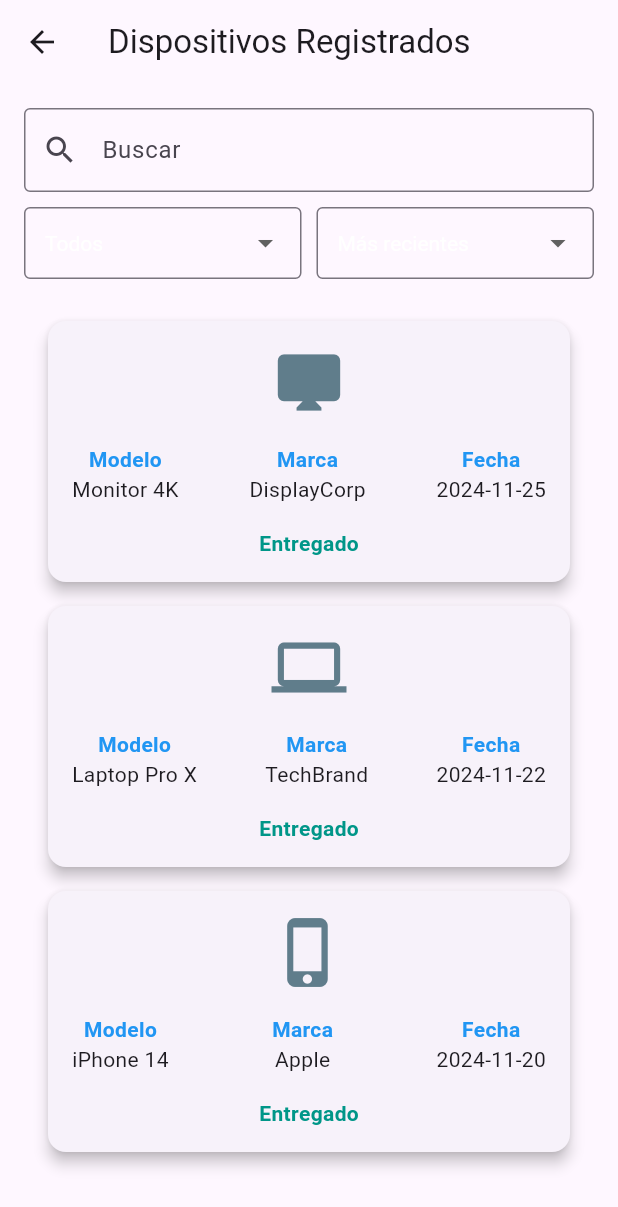
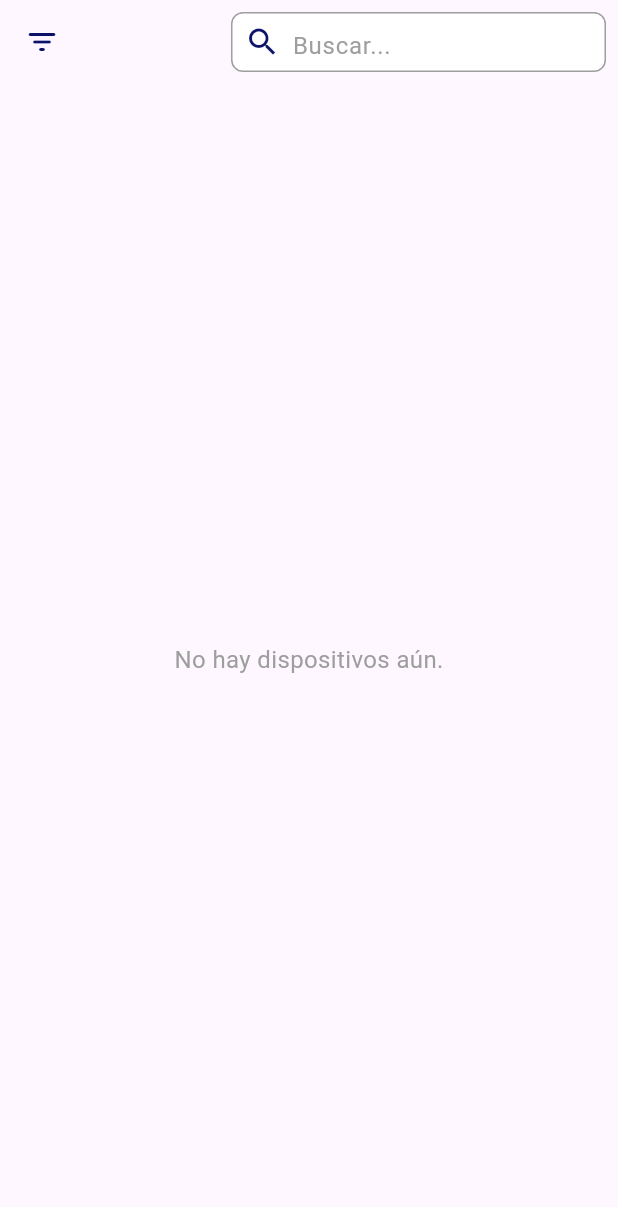
Before and after one commit to idav0/sigser_front, a Flutter app: the History screen opened directly, on a phone screen of 412 x 824 dp. Shown: the top 1207 px of the screen. Run offline on Flutter 3.47's test engine with Material 3 defaults, Android fonts, the phone set to English and light mode, and no system bars; our stand-ins replace awesome_dialog, dio, flutter_dotenv, font_awesome_flutter, shared_preferences; missing offline and left inert: mobile_scanner; accounts and stored records are empty.

Commit message:
Devices-client

```diff
--- a/lib/navigation/client/history.dart
+++ b/lib/navigation/client/history.dart
@@ -1,4 +1,6 @@
+import 'dart:convert';
 import 'package:flutter/material.dart';
+import 'package:shared_preferences/shared_preferences.dart';
 
 class History extends StatefulWidget {
   const History({super.key});
@@ -8,59 +10,63 @@ class History extends StatefulWidget {
 }
 
 class _HistoryState extends State<History> {
-  final List<Map<String, String>> devices = [
-    {
-      'id': '001',
-      'tipo': 'Celular',
-      'modelo': 'iPhone 14',
-      'marca': 'Apple',
-      'serie': 'SN12345',
-      'problema': 'No enciende',
-      'cliente': 'Juan Pérez',
-      'fecha': '2024-11-20',
-      'estado': 'Entregado',
-      'diagnostico': 'El circuito de encendido está quemado.',
-    },
-    {
-      'id': '002',
-      'tipo': 'Computadora',
-      'modelo': 'Laptop Pro X',
-      'marca': 'TechBrand',
-      'serie': 'SN98765',
-      'problema': 'Pantalla dañada',
-      'cliente': 'Ana López',
-      'fecha': '2024-11-22',
-      'estado': 'Entregado',
-      'diagnostico': 'El panel LCD está roto y requiere reemplazo.',
-    },
-    {
-      'id': '003',
-      'tipo': 'Monitor',
-      'modelo': 'Monitor 4K',
-      'marca': 'DisplayCorp',
-      'serie': 'SN112233',
-      'problema': 'Sin señal',
-      'cliente': 'Carlos Méndez',
-      'fecha': '2024-11-25',
-      'estado': 'Entregado',
-      'diagnostico': 'El cable HDMI está dañado y necesita ser reemplazado.',
-    },
-  ];
-
+  final List<Map<String, dynamic>> devices = [];
   String searchText = '';
   String selectedDeviceType = 'Todos';
-  String dateOrder = 'Más recientes'; // Predeterminado
-  List<String> dateOrderOptions = ['Más recientes', 'Más antiguos'];
+  String dateOrder = 'Más recientes';
+  final List<String> dateOrderOptions = ['Más recientes', 'Más antiguos'];
+  final List<String> deviceTypes = ['Todos', 'SMARTPHONE', 'LAPTOP', 'MONITOR'];
 
-  List<String> deviceTypes = ['Todos', 'Celular', 'Computadora', 'Monitor'];
+  @override
+  void initState() {
+    super.initState();
+    _loadDevices();
+  }
 
-  List<Map<String, String>> get filteredDevices {
-    List<Map<String, String>> filtered = devices
+  Future<void> _loadDevices() async {
+    final prefs = await SharedPreferences.getInstance();
+    String? devicesJson = prefs.getString('listDevices');
+
+    if (devicesJson != null) {
+      try {
+        List<dynamic> jsonList = jsonDecode(devicesJson);
+
+        List<Map<String, dynamic>> adaptedDevices = jsonList.map((device) {
+          return {
+            'id': device['id'],
+            'tipo': device['device']['deviceType']['name'],
+            'modelo': device['device']['model'],
+            'marca': device['device']['brand'],
+            'serie': device['device']['serialNumber'],
+            'problema': device['problem_description'],
+            'cliente': device['cliente'] ?? 'Desconocido',
+            'fecha': device['entry_date'],
+            'diagnostico': device['diagnostic_observations'] ?? 'N/A',
+            'estado': device['repairStatus']['name'],
+          };
+        }).toList();
+
+        setState(() {
+          devices.addAll(adaptedDevices);
+        });
+      } catch (e) {
+        print('Error al cargar dispositivos: $e');
+      }
+    }
+  }
+
+  List<Map<String, dynamic>> get filteredDevices {
+    List<Map<String, dynamic>> filtered = devices
         .where((device) =>
-            device['estado'] == 'Entregado' &&
-            (device['modelo']!.toLowerCase().contains(searchText.toLowerCase()) ||
-                device['marca']!.toLowerCase().contains(searchText.toLowerCase()) ||
-                device['cliente']!.toLowerCase().contains(searchText.toLowerCase())))
+            device['estado'] == 'COLLECTED' &&
+            (device['modelo']
+                    .toString()
+                    .toLowerCase()
+                    .contains(searchText.toLowerCase()) ||
+                device['marca']
+                    .toString()
+                    .toLowerCase()
+                    .contains(searchText.toLowerCase())))
         .toList();
 
     if (selectedDeviceType != 'Todos') {
@@ -70,8 +76,8 @@ class _HistoryState extends State<History> {
     }
 
     filtered.sort((a, b) {
-      final dateA = a['fecha']!;
-      final dateB = b['fecha']!;
+      final dateA = DateTime.parse(a['fecha']);
+      final dateB = DateTime.parse(b['fecha']);
       return dateOrder == 'Más recientes'
           ? dateB.compareTo(dateA)
           : dateA.compareTo(dateB);
@@ -82,61 +88,45 @@ class _HistoryState extends State<History> {
 
   IconData _getDeviceIcon(String tipo) {
     switch (tipo) {
-      case 'Celular':
-        return Icons.phone_iphone;
-      case 'Computadora':
+      case 'SMARTPHONE':
+        return Icons.phone_android;
+      case 'LAPTOP':
         return Icons.laptop;
-      case 'Monitor':
+      case 'MONITOR':
         return Icons.desktop_mac;
-      case 'Tablet':
+      case 'TABLET':
         return Icons.tablet;
       default:
         return Icons.devices;
     }
   }
 
-  @override
-  Widget build(BuildContext context) {
-    return Scaffold(
-      appBar: AppBar(
-        title: const Text('Dispositivos Registrados'),
-      ),
-      body: Padding(
+  void _showFilterMenu() {
+    showModalBottomSheet(
+      context: context,
+      builder: (BuildContext context) {
+        return Padding(
           padding: const EdgeInsets.all(16.0),
           child: Column(
+            mainAxisSize: MainAxisSize.min,
             children: [
-            // Input de búsqueda en una fila independiente
-            TextField(
-              onChanged: (value) {
-                setState(() {
-                  searchText = value;
-                });
-              },
-              decoration: const InputDecoration(
-                prefixIcon: Icon(Icons.search),
-                labelText: 'Buscar',
-                border: OutlineInputBorder(),
+              const Text(
+                'Filtrar por',
+                style: TextStyle(fontSize: 18, fontWeight: FontWeight.bold),
               ),
-            ),
-            const SizedBox(height: 10),
-            // Dropdowns en una fila separada
-            Row(
-              children: [
-                // Dropdown para tipo de dispositivo
-                Expanded(
-                  child: DropdownButtonFormField<String>(
+              const SizedBox(height: 16),
+              DropdownButtonFormField<String>(
                 value: selectedDeviceType,
                 onChanged: (value) {
                   setState(() {
                     selectedDeviceType = value!;
                   });
+                  Navigator.pop(context);
                 },
-                    isDense: true,
                 decoration: const InputDecoration(
+                  labelText: 'Tipo de Dispositivo',
                   border: OutlineInputBorder(),
-                      contentPadding: EdgeInsets.symmetric(horizontal: 10),
                 ),
-                    style: const TextStyle(fontSize: 14),
                 items: deviceTypes
                     .map((type) => DropdownMenuItem(
                           value: type,
@@ -144,23 +134,19 @@ class _HistoryState extends State<History> {
                         ))
                     .toList(),
               ),
-                ),
-                const SizedBox(width: 10),
-                // Dropdown para orden de fecha
-                Expanded(
-                  child: DropdownButtonFormField<String>(
+              const SizedBox(height: 16),
+              DropdownButtonFormField<String>(
                 value: dateOrder,
                 onChanged: (value) {
                   setState(() {
                     dateOrder = value!;
                   });
+                  Navigator.pop(context);
                 },
-                    isDense: true,
                 decoration: const InputDecoration(
+                  labelText: 'Orden de Fecha',
                   border: OutlineInputBorder(),
-                      contentPadding: EdgeInsets.symmetric(horizontal: 10),
                 ),
-                    style: const TextStyle(fontSize: 14),
                 items: dateOrderOptions
                     .map((option) => DropdownMenuItem(
                           value: option,
@@ -168,16 +154,65 @@ class _HistoryState extends State<History> {
                         ))
                     .toList(),
               ),
+            ],
+          ),
+        );
+      },
+    );
+  }
+
+  @override
+  Widget build(BuildContext context) {
+    return Scaffold(
+      appBar: AppBar(
+        leading: IconButton(
+          icon: const Icon(Icons.filter_list_rounded, color: Color.fromARGB(255, 12, 18, 104),),
+          onPressed: _showFilterMenu,
+        ),
+        actions: [
+          Padding(
+            padding: const EdgeInsets.symmetric(horizontal: 8.0),
+            child: Container(
+              width: 250,
+              height: 40,
+              decoration: BoxDecoration(
+                color: Colors.white,
+                borderRadius: BorderRadius.circular(8),
+                border: Border.all(color: Colors.grey),
+              ),
+              child: Row(
+                children: [
+                  const Padding(
+                    padding: EdgeInsets.symmetric(horizontal: 8.0),
+                    child: Icon(Icons.search, color: Color.fromARGB(255, 12, 18, 104)),
+                  ),
+                  Expanded(
+                    child: TextField(
+                      onChanged: (value) {
+                        setState(() {
+                          searchText = value;
+                        });
+                      },
+                      decoration: const InputDecoration(
+                        hintText: 'Buscar...',
+                        border: InputBorder.none,
+                        hintStyle: TextStyle(color: Colors.grey),
+                      ),
+                      style: const TextStyle(color: Colors.black),
+                    ),
                   ),
                 ],
               ),
-            const SizedBox(height: 20),
-            // Lista de dispositivos filtrados
-            Expanded(
+            ),
+          ),
+        ],
+      ),
+      body: Padding(
+        padding: const EdgeInsets.all(16.0),
         child: filteredDevices.isEmpty
             ? const Center(
                 child: Text(
-                        'No hay dispositivos que coincidan con los filtros.',
+                  'No hay dispositivos aún.',
                   style: TextStyle(fontSize: 16, color: Colors.grey),
                 ),
               )
@@ -186,8 +221,8 @@ class _HistoryState extends State<History> {
                 itemBuilder: (context, index) {
                   final device = filteredDevices[index];
                   return Card(
-                          margin: const EdgeInsets.symmetric(
-                              horizontal: 16, vertical: 8),
+                    margin:
+                        const EdgeInsets.symmetric(horizontal: 16, vertical: 8),
                     elevation: 4,
                     child: Padding(
                       padding: const EdgeInsets.all(16.0),
@@ -195,14 +230,13 @@ class _HistoryState extends State<History> {
                         crossAxisAlignment: CrossAxisAlignment.center,
                         children: [
                           Icon(
-                                  _getDeviceIcon(device['tipo']!),
+                            _getDeviceIcon(device['tipo']),
                             size: 50,
                             color: Colors.blueGrey,
                           ),
                           const SizedBox(height: 16),
                           Row(
-                                  mainAxisAlignment:
-                                      MainAxisAlignment.spaceBetween,
+                            mainAxisAlignment: MainAxisAlignment.spaceBetween,
                             children: [
                               Column(
                                 children: [
@@ -213,7 +247,7 @@ class _HistoryState extends State<History> {
                                       color: Colors.blue,
                                     ),
                                   ),
-                                        Text(device['modelo']!),
+                                  Text(device['modelo']),
                                 ],
                               ),
                               Column(
@@ -225,7 +259,7 @@ class _HistoryState extends State<History> {
                                       color: Colors.blue,
                                     ),
                                   ),
-                                        Text(device['marca']!),
+                                  Text(device['marca']),
                                 ],
                               ),
                               Column(
@@ -237,14 +271,14 @@ class _HistoryState extends State<History> {
                                       color: Colors.blue,
                                     ),
                                   ),
-                                        Text(device['fecha']!),
+                                  Text(device['fecha']),
                                 ],
                               ),
                             ],
                           ),
                           const SizedBox(height: 16),
                           Text(
-                                  device['estado']!,
+                            device['estado'],
                             style: const TextStyle(
                               fontWeight: FontWeight.bold,
                               color: Colors.teal,
@@ -257,9 +291,6 @@ class _HistoryState extends State<History> {
                 },
               ),
       ),
-          ],
-        ),
-      ),
     );
   }
 }
```
Also changed, not shown: lib/navigation/client/devices_client.dart (+58 -42 lines). Lines whose indentation alone changed are shown as unchanged.
